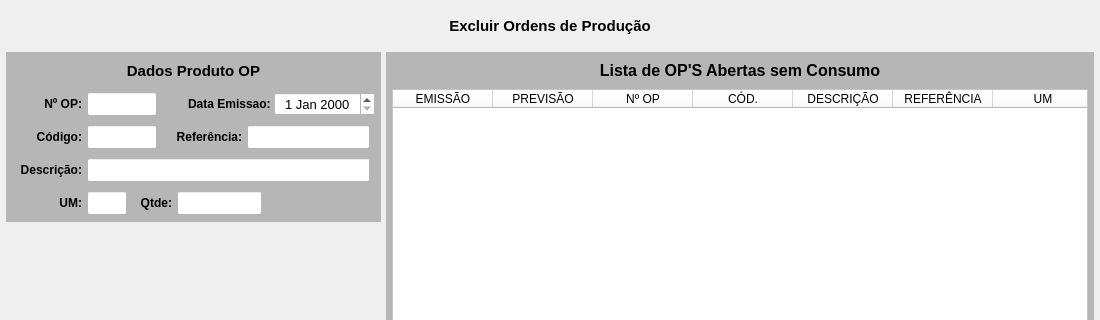
Above: forms/tela_op_excluir.ui from Azevedo84/erp_suzuki before the change; both pictures show x 0 to 1100 and y 0 to 320 of the 1100 by 720 pixel window. Below: the same form after it.
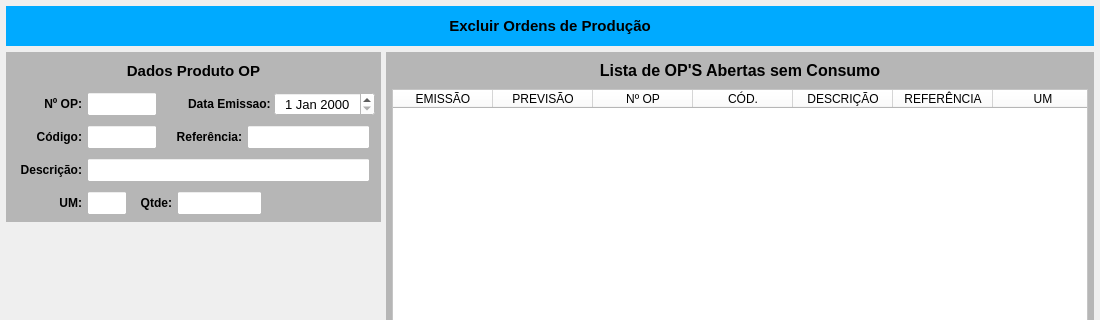
That is the form after the change.

The edit to the form file:
```diff
--- a/forms/tela_op_excluir.ui
+++ b/forms/tela_op_excluir.ui
@@ -48,7 +48,7 @@
        </size>
       </property>
       <property name="styleSheet">
-       <string notr="true"/>
+       <string notr="true">background-color: rgb(0, 170, 255);</string>
       </property>
       <layout class="QHBoxLayout" name="horizontalLayout">
        <property name="spacing">
```
